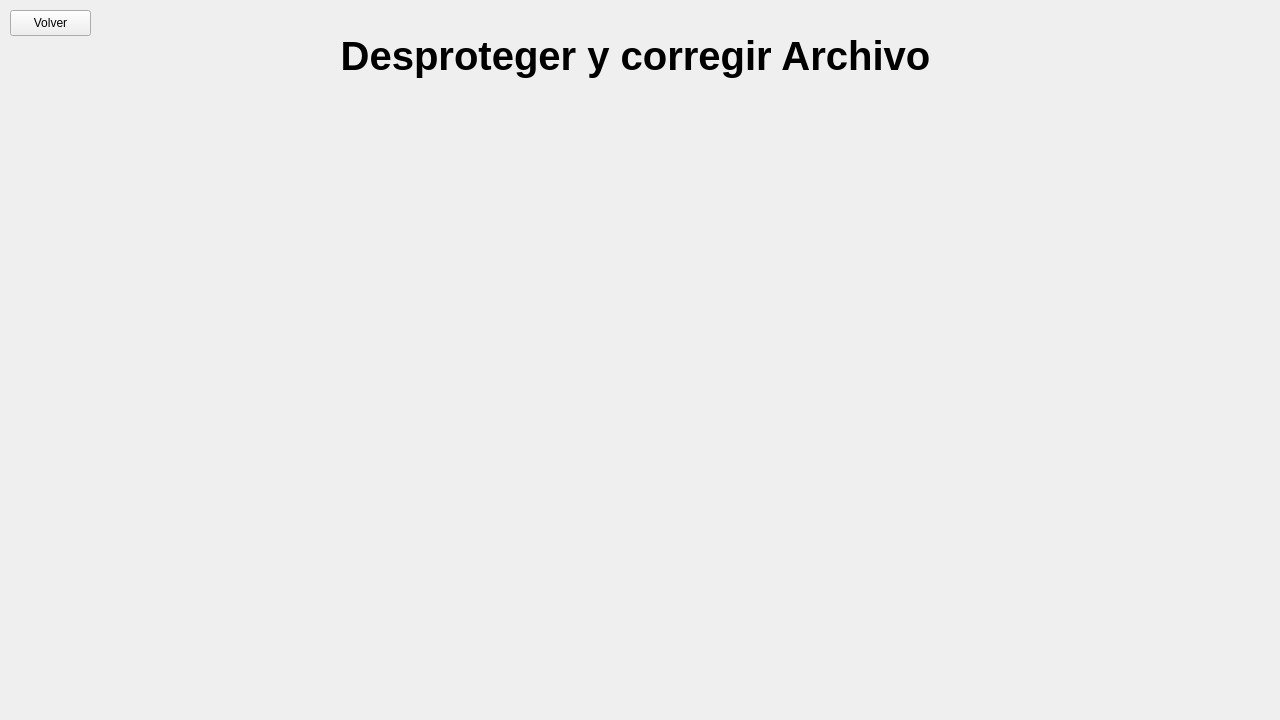
The window that Ventanas/decodeFixFilePanel.ui (PepeObot/HammingCode) describes before a commit, drawn with Qt 5.
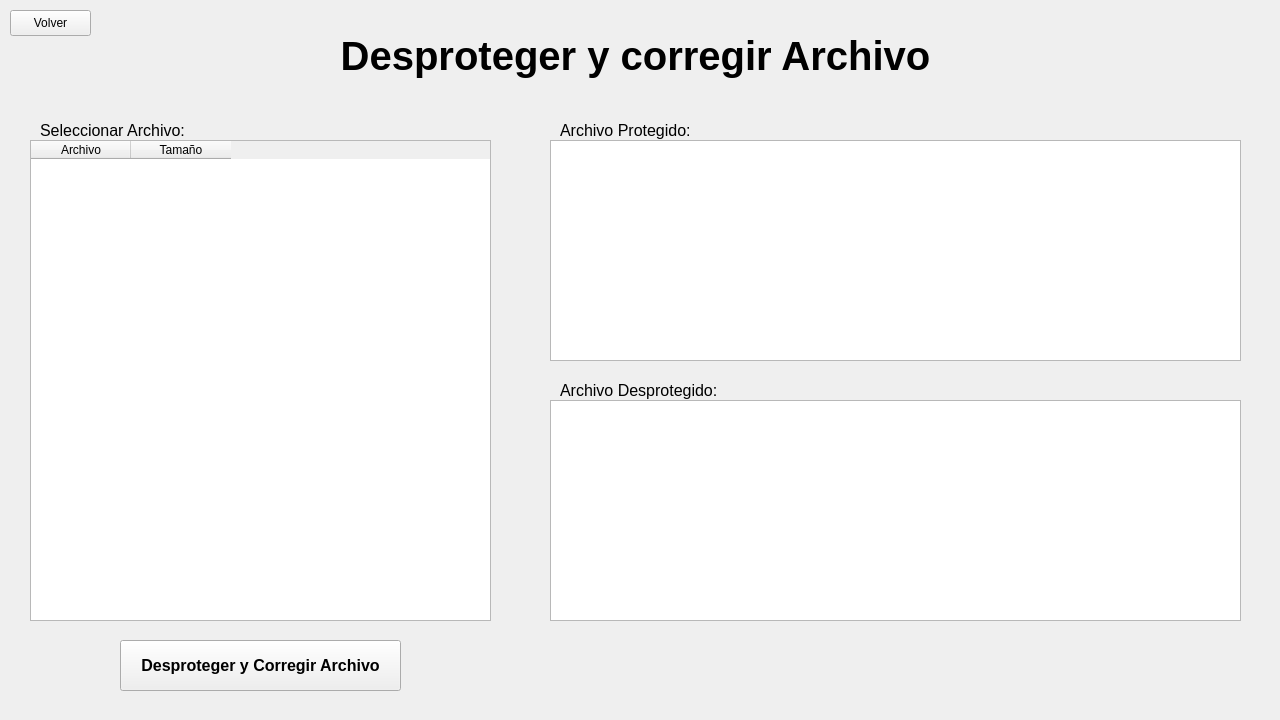
The same window after the commit.

Commit message: Acomode los paneles de para desproteger e hice la logica basica de los paneles, faltaria agregar la funcion de desproteger y mostrarlo en el textEdit

```diff
--- a/Ventanas/decodeFixFilePanel.ui
+++ b/Ventanas/decodeFixFilePanel.ui
@@ -48,6 +48,122 @@
     <string>Volver</string>
    </property>
   </widget>
+  <widget class="QLabel" name="label">
+   <property name="geometry">
+    <rect>
+     <x>40</x>
+     <y>120</y>
+     <width>171</width>
+     <height>21</height>
+    </rect>
+   </property>
+   <property name="font">
+    <font>
+     <pointsize>12</pointsize>
+     <bold>false</bold>
+    </font>
+   </property>
+   <property name="text">
+    <string>Seleccionar Archivo: </string>
+   </property>
+  </widget>
+  <widget class="QTableWidget" name="tableFile">
+   <property name="geometry">
+    <rect>
+     <x>30</x>
+     <y>140</y>
+     <width>461</width>
+     <height>481</height>
+    </rect>
+   </property>
+   <column>
+    <property name="text">
+     <string>Archivo</string>
+    </property>
+   </column>
+   <column>
+    <property name="text">
+     <string>Tamaño</string>
+    </property>
+   </column>
+  </widget>
+  <widget class="QPushButton" name="desproteger_btn">
+   <property name="geometry">
+    <rect>
+     <x>120</x>
+     <y>640</y>
+     <width>281</width>
+     <height>51</height>
+    </rect>
+   </property>
+   <property name="font">
+    <font>
+     <pointsize>12</pointsize>
+     <bold>true</bold>
+    </font>
+   </property>
+   <property name="text">
+    <string>Desproteger y Corregir Archivo</string>
+   </property>
+  </widget>
+  <widget class="QTextEdit" name="textFileD">
+   <property name="geometry">
+    <rect>
+     <x>550</x>
+     <y>400</y>
+     <width>691</width>
+     <height>221</height>
+    </rect>
+   </property>
+  </widget>
+  <widget class="QTextEdit" name="textFileP">
+   <property name="geometry">
+    <rect>
+     <x>550</x>
+     <y>140</y>
+     <width>691</width>
+     <height>221</height>
+    </rect>
+   </property>
+  </widget>
+  <widget class="QLabel" name="label_2">
+   <property name="geometry">
+    <rect>
+     <x>560</x>
+     <y>120</y>
+     <width>171</width>
+     <height>21</height>
+    </rect>
+   </property>
+   <property name="font">
+    <font>
+     <pointsize>12</pointsize>
+     <bold>false</bold>
+    </font>
+   </property>
+   <property name="text">
+    <string>Archivo Protegido:</string>
+   </property>
+  </widget>
+  <widget class="QLabel" name="label_3">
+   <property name="geometry">
+    <rect>
+     <x>560</x>
+     <y>380</y>
+     <width>171</width>
+     <height>21</height>
+    </rect>
+   </property>
+   <property name="font">
+    <font>
+     <pointsize>12</pointsize>
+     <bold>false</bold>
+    </font>
+   </property>
+   <property name="text">
+    <string>Archivo Desprotegido:</string>
+   </property>
+  </widget>
  </widget>
  <resources/>
  <connections/>
```
The commit also changes 7 other files.
